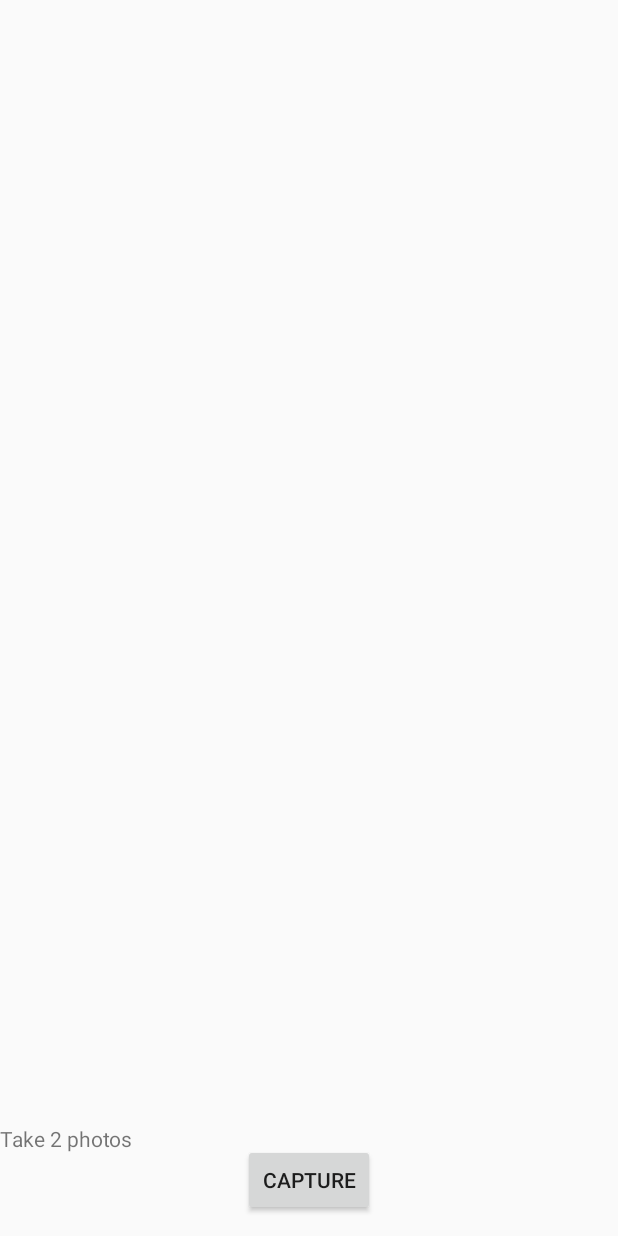
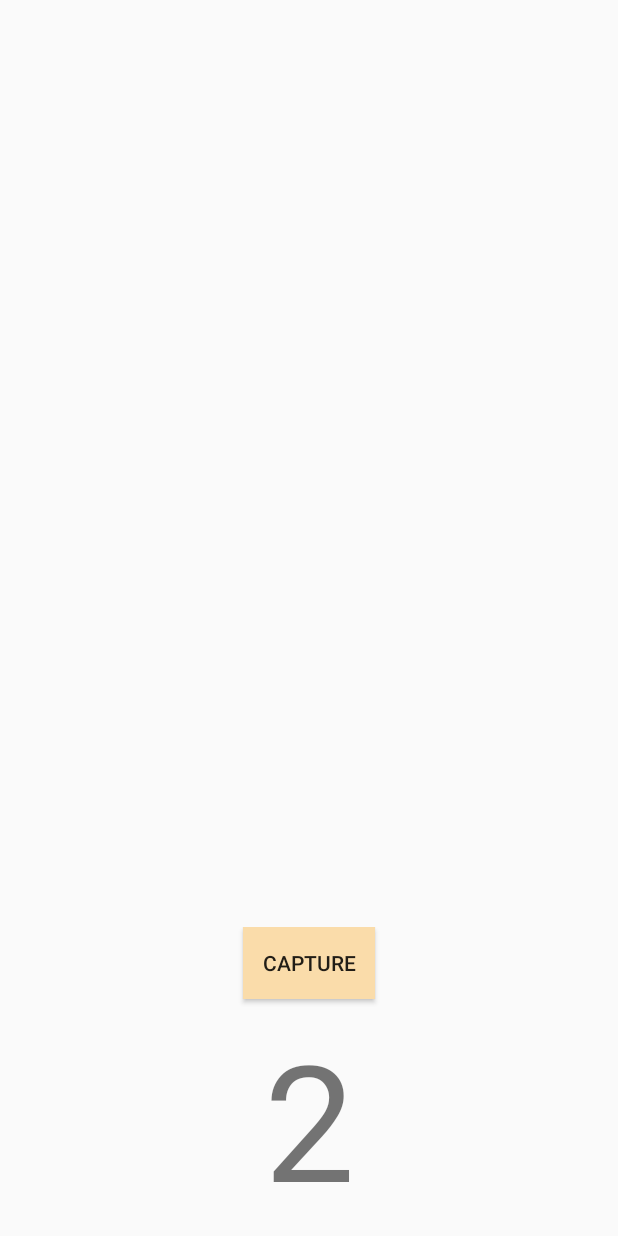
Before and after one commit to tet0fyl/Stitcher, an Android app: the layout activity_camera.xml on its own in the app's theme, with its tools: preview values and no code run, on a phone screen of 412 x 824 dp. Run offline under Robolectric (Android 15) with nearby library versions, the phone set to English and light mode, and no system bars.

Commit message:
Styling App

```diff
--- a/AndroidApp/app/src/main/res/layout/activity_camera.xml
+++ b/AndroidApp/app/src/main/res/layout/activity_camera.xml
@@ -10,30 +10,42 @@
         android:id="@+id/camera_preview"
         android:layout_width="fill_parent"
         android:layout_height="fill_parent"
-        android:layout_weight="1" >
+        android:layout_weight="1">
 
 
     </FrameLayout>
+
     <FrameLayout
         android:layout_width="fill_parent"
         android:layout_height="fill_parent"
-        android:layout_weight="10" >
+        android:layout_weight="3">
 
-        <TextView
-            android:id="@+id/take"
-            android:layout_width="match_parent"
-            android:layout_height="wrap_content"
-            android:layout_weight="1"
-            android:text="Take 2 photos"
-            tools:layout_editor_absoluteX="-6dp"
-            tools:layout_editor_absoluteY="611dp" />
+        <LinearLayout
+            android:layout_width="fill_parent"
+            android:layout_height="fill_parent"
+            android:orientation="vertical">
 
-        <Button
-            android:id="@+id/capture"
-            android:layout_width="wrap_content"
-            android:layout_height="wrap_content"
-            android:layout_gravity="center"
-            android:text="Capture" />
+            <Button
+                android:id="@+id/capture"
+                android:layout_width="wrap_content"
+                android:layout_height="wrap_content"
+                android:layout_gravity="center"
+                android:background="@color/colorAccent"
+                android:text="Capture" />
+
+            <TextView
+                android:id="@+id/take"
+                android:layout_width="match_parent"
+                android:layout_height="wrap_content"
+                android:layout_weight="1"
+                android:gravity="center"
+                android:scaleX="3"
+                android:scaleY="3"
+                android:text="2"
+                android:textSize="36sp" />
+
+
+        </LinearLayout>
     </FrameLayout>
 
 
--- a/AndroidApp/app/src/main/res/values/colors.xml
+++ b/AndroidApp/app/src/main/res/values/colors.xml
@@ -1,6 +1,6 @@
 <?xml version="1.0" encoding="utf-8"?>
 <resources>
-    <color name="colorPrimary">#6200EE</color>
-    <color name="colorPrimaryDark">#3700B3</color>
-    <color name="colorAccent">#03DAC5</color>
+    <color name="colorPrimary">#c56183</color>
+    <color name="colorPrimaryDark">#794c74</color>
+    <color name="colorAccent">#fadcaa</color>
 </resources>
--- a/AndroidApp/app/src/main/res/values/strings.xml
+++ b/AndroidApp/app/src/main/res/values/strings.xml
@@ -1,6 +1,8 @@
 <resources>
     <string name="app_name">Sticher</string>
     <string name="title_activity_camera">CameraActivity</string>
+    <string name="ready_to_stich">Ready to Stitch !</string>
+    <string name="take_photo">Take</string>
     <!-- Strings used for fragments for navigation -->
 
 </resources>
```
Also changed, not shown: AndroidApp/app/src/main/res/layout/activity_main.xml (+6 -1 lines), AndroidApp/app/src/main/res/layout/activity_sticher_result.xml (+25 -10 lines).
